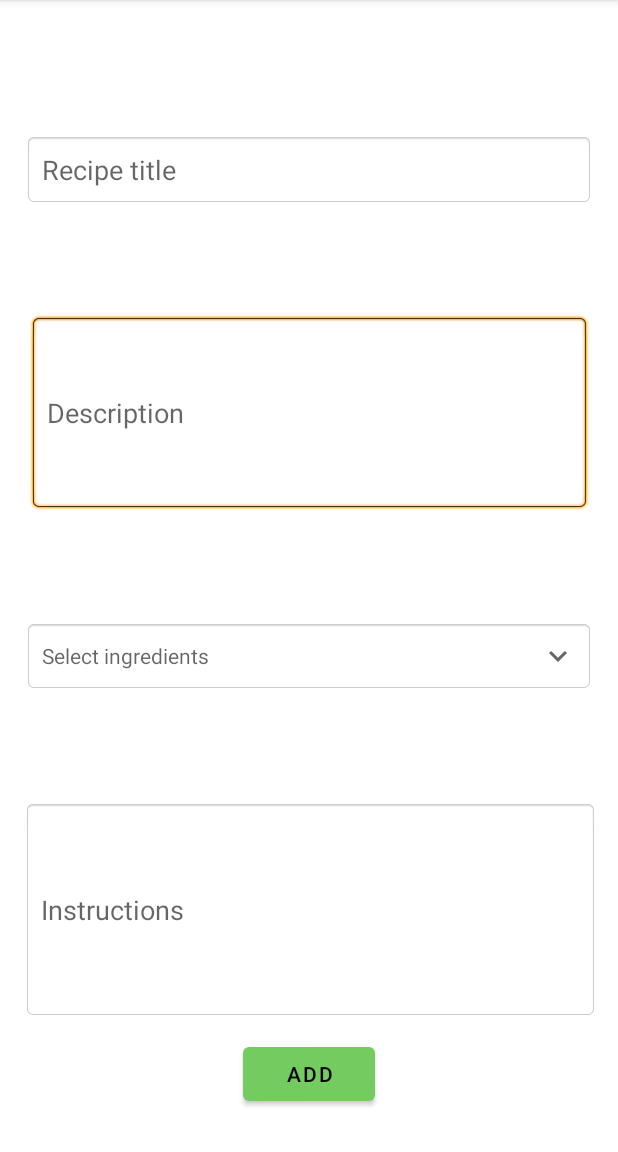
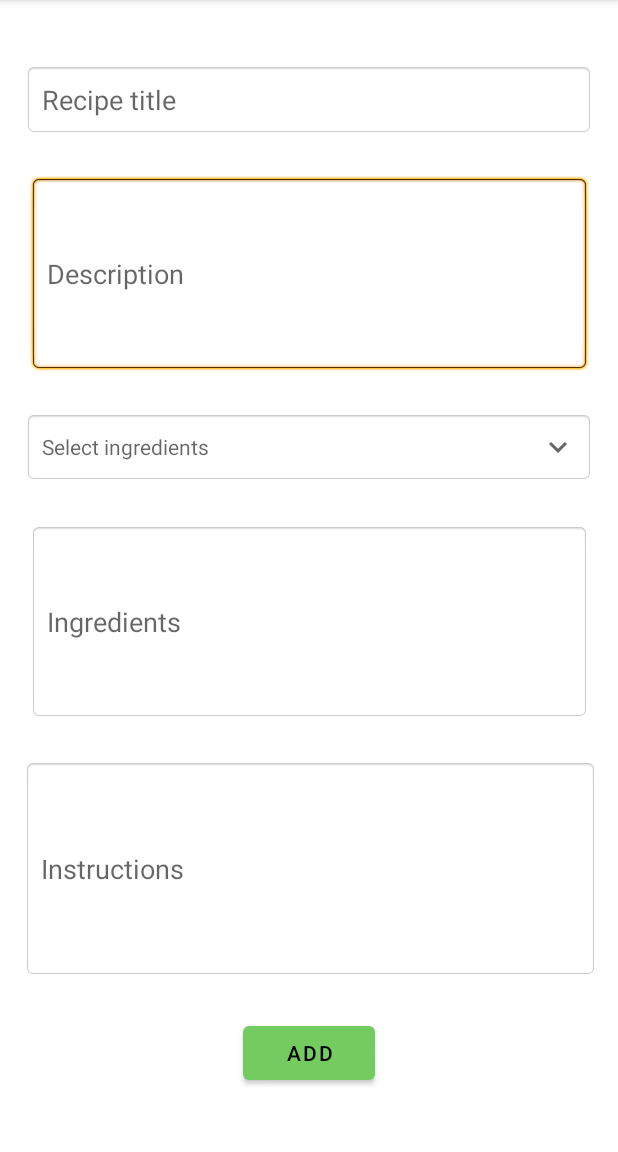
Before and after one commit to 18saunderss/Capstone2022, an Android app: the RecipeActivity screen opened directly, with no data from a screen before it, on a phone screen of 412 x 824 dp, the part 84-1236 px from its top. Run offline under Robolectric (Android 15) with nearby library versions, the phone set to English and light mode, and no system bars; our stand-ins replace Firebase (no records; nobody signed in at launch, a user with empty details on screens opened directly).

Commit message:
Eric tilton6 (#15)
* Added fetch ingredient functionality to searchable spinner

* Added ingredient list

Co-authored-by: Eric Tilton <etilton@antioch.edu>

```diff
--- a/app/src/main/java/com/capstone2022/RecipeActivity.java
+++ b/app/src/main/java/com/capstone2022/RecipeActivity.java
@@ -33,6 +33,7 @@ public class RecipeActivity extends AppCompatActivity {
 
     // Initialize variable
     TextView textview;
+    TextView ingredientList;
     ArrayList<String> arrayList;
     Dialog dialog;
     DatabaseReference getIngredientDbRef;
@@ -45,7 +46,7 @@ public class RecipeActivity extends AppCompatActivity {
 
         // assign variable
         textview=findViewById(R.id.selectIngredient);
-
+        ingredientList=findViewById(R.id.recipeIngredients);
         // initialize array list
 
 
@@ -136,7 +137,7 @@ public class RecipeActivity extends AppCompatActivity {
                         // when item selected from list
                         // set selected item on textView
                         textview.setText(adapter.getItem(position));
-
+                        ingredientList.setText(ingredientList.getText()+adapter.getItem(position)+"\n");
                         // Dismiss dialog
                         dialog.dismiss();
                     }
--- a/app/src/main/res/layout/activity_recipe.xml
+++ b/app/src/main/res/layout/activity_recipe.xml
@@ -19,12 +19,29 @@
       android:background="@android:drawable/editbox_background"
       android:gravity="center_vertical"
       android:hint="Description"
+      android:inputType="textMultiLine"
       android:padding="12dp"
       app:layout_constraintBottom_toTopOf="@+id/selectIngredient"
       app:layout_constraintEnd_toEndOf="parent"
       app:layout_constraintHorizontal_bias="0.5"
       app:layout_constraintStart_toStartOf="parent"
-      app:layout_constraintTop_toBottomOf="@+id/recipeTitle" />
+      app:layout_constraintTop_toBottomOf="@+id/recipeTitle"
+      app:layout_constraintVertical_bias="0.34" />
+
+  <EditText
+      android:id="@+id/recipeIngredients"
+      android:layout_width="374dp"
+      android:layout_height="131dp"
+      android:background="@android:drawable/editbox_background"
+      android:gravity="center_vertical"
+      android:hint="Ingredients"
+      android:inputType="textMultiLine"
+      android:padding="12dp"
+      app:layout_constraintBottom_toTopOf="@+id/recipeInstruction"
+      app:layout_constraintEnd_toEndOf="parent"
+      app:layout_constraintHorizontal_bias="0.5"
+      app:layout_constraintStart_toStartOf="parent"
+      app:layout_constraintTop_toBottomOf="@+id/selectIngredient" />
 
   <EditText
       android:id="@+id/recipeInstruction"
@@ -33,12 +50,13 @@
       android:background="@android:drawable/editbox_background"
       android:gravity="center_vertical"
       android:hint="Instructions"
+      android:inputType="textMultiLine"
       android:padding="12dp"
-      app:layout_constraintBottom_toBottomOf="parent"
+      app:layout_constraintBottom_toTopOf="@+id/addRecipe"
       app:layout_constraintEnd_toEndOf="parent"
-      app:layout_constraintHorizontal_bias="0.428"
+      app:layout_constraintHorizontal_bias="0.5"
       app:layout_constraintStart_toStartOf="parent"
-      app:layout_constraintTop_toBottomOf="@+id/selectIngredient"
+      app:layout_constraintTop_toBottomOf="@+id/recipeIngredients"
       app:layout_constraintVertical_bias="0.752" />
 
   <TextView
@@ -50,7 +68,7 @@
       android:gravity="center_vertical"
       android:hint="Select ingredients"
       android:padding="12dp"
-      app:layout_constraintBottom_toTopOf="@+id/recipeInstruction"
+      app:layout_constraintBottom_toTopOf="@+id/recipeIngredients"
       app:layout_constraintEnd_toEndOf="parent"
       app:layout_constraintHorizontal_bias="0.5"
       app:layout_constraintStart_toStartOf="parent"
```
Also changed, not shown: app/src/main/res/layout/dialog_searchable_spinner2.xml (added, +43 -0 lines).
